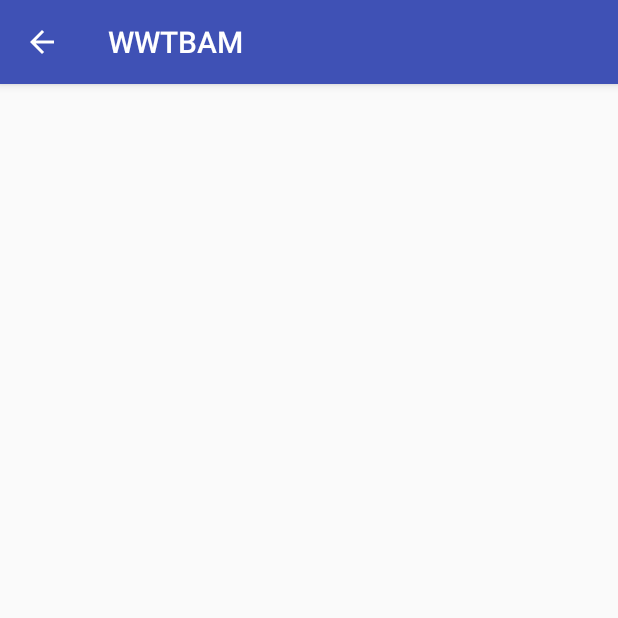
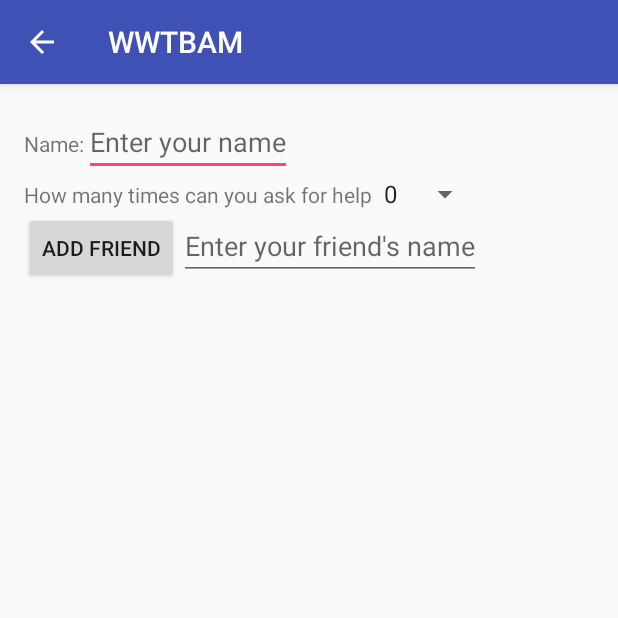
Before and after one commit to ESArch/WWTBAM, an Android app: the SettingsActivity screen opened directly, with no data from a screen before it, on a phone screen of 412 x 824 dp, the top half of it. Run offline under Robolectric (Android 15) with nearby library versions, the phone set to English and light mode, and no system bars.

Commit message:
Creado el layout de Settings

```diff
--- a/app/src/main/res/layout/activity_settings.xml
+++ b/app/src/main/res/layout/activity_settings.xml
@@ -1,6 +1,7 @@
 <?xml version="1.0" encoding="utf-8"?>
-<RelativeLayout xmlns:android="http://schemas.android.com/apk/res/android"
+<LinearLayout xmlns:android="http://schemas.android.com/apk/res/android"
     xmlns:tools="http://schemas.android.com/tools"
+    android:orientation="vertical"
     android:layout_width="match_parent"
     android:layout_height="match_parent"
     android:paddingBottom="@dimen/activity_vertical_margin"
@@ -9,4 +10,61 @@
     android:paddingTop="@dimen/activity_vertical_margin"
     tools:context="com.example.dieaigar.wwtbam.SettingsActivity">
 
-</RelativeLayout>
+    <LinearLayout
+        android:orientation="horizontal"
+        android:layout_width="match_parent"
+        android:layout_height="wrap_content"
+        android:layout_gravity="center_horizontal">
+
+        <TextView
+            android:layout_width="wrap_content"
+            android:layout_height="wrap_content"
+            android:text="@string/settings_name"
+            android:id="@+id/tvName" />
+
+        <EditText
+            android:layout_width="wrap_content"
+            android:layout_height="wrap_content"
+            android:id="@+id/editText"
+            android:hint="@string/hint_name"/>
+    </LinearLayout>
+
+    <LinearLayout
+        android:orientation="horizontal"
+        android:layout_width="match_parent"
+        android:layout_height="wrap_content"
+        android:layout_gravity="center_horizontal">
+
+        <TextView
+            android:layout_width="wrap_content"
+            android:layout_height="wrap_content"
+            android:text="@string/settings_help"
+            android:id="@+id/textView2" />
+
+        <Spinner
+            android:layout_width="wrap_content"
+            android:layout_height="wrap_content"
+            android:id="@+id/spinner"
+            android:entries="@array/spinner_help"
+            />
+    </LinearLayout>
+
+    <LinearLayout
+        android:orientation="horizontal"
+        android:layout_width="match_parent"
+        android:layout_height="wrap_content"
+        android:layout_gravity="center_horizontal">
+
+        <Button
+            android:layout_width="wrap_content"
+            android:layout_height="wrap_content"
+            android:text="@string/settings_bAddFriend"
+            android:id="@+id/button" />
+
+        <EditText
+            android:layout_width="wrap_content"
+            android:layout_height="wrap_content"
+            android:id="@+id/editText2"
+            android:hint="@string/hint_friend"/>
+    </LinearLayout>
+</LinearLayout>
--- /dev/null
+++ b/app/src/main/res/values/arrays.xml
@@ -0,0 +1,9 @@
+<?xml version="1.0" encoding="utf-8"?>
+<resources>
+    <string-array name="spinner_help">
+        <item>0</item>
+        <item>1</item>
+        <item>2</item>
+        <item>3</item>
+    </string-array>
+</resources>
--- a/app/src/main/res/values/strings.xml
+++ b/app/src/main/res/values/strings.xml
@@ -2,4 +2,9 @@
     <string name="app_name">WWTBAM</string>
     <string name="menu_credits">Credits</string>
     <string name="authors">Pablo and Diego</string>
+    <string name="settings_name">Name:</string>
+    <string name="settings_help">How many times can you ask for help</string>
+    <string name="settings_bAddFriend">Add friend</string>
+    <string name="hint_name">Enter your name</string>
+    <string name="hint_friend">Enter your friend\'s name</string>
 </resources>
```
